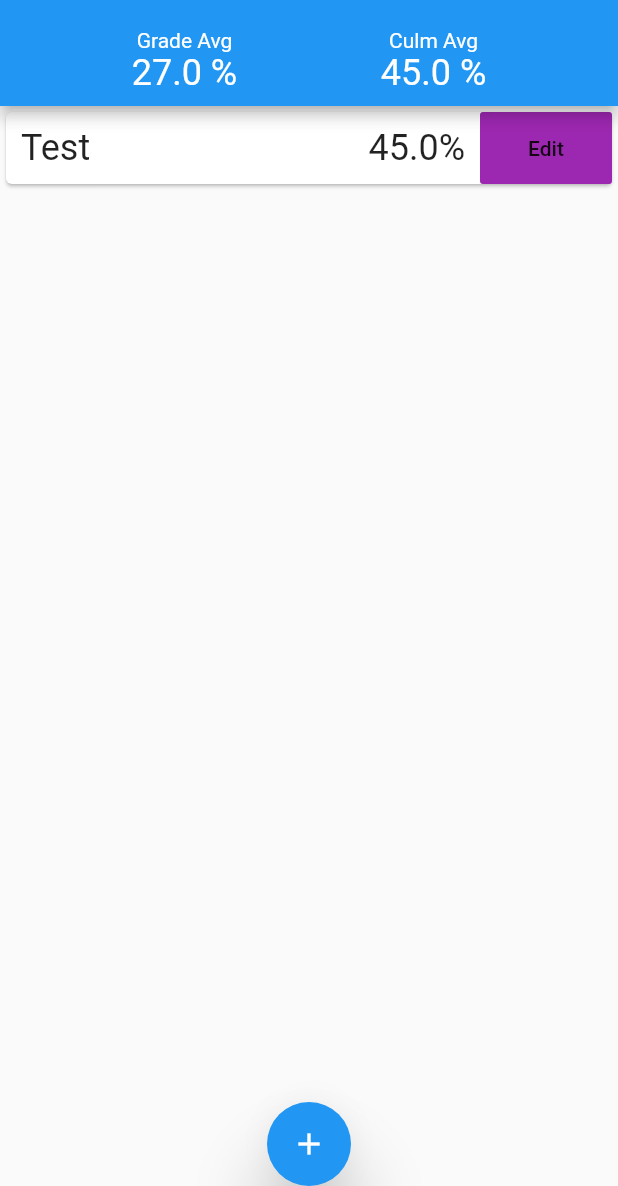
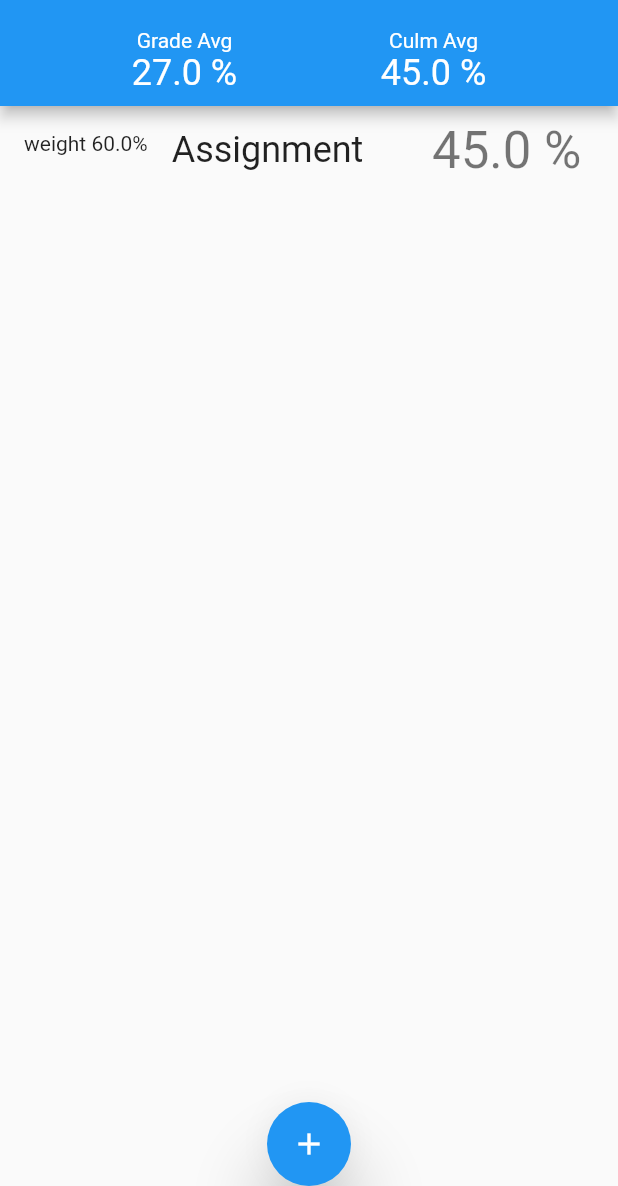
Before and after one commit to isaiahb/MarkCalculator, a Flutter app: the screen it shows after launch, after a tap on the "add" icon, on a phone screen of 412 x 824 dp, the part 50-1236 px from its top. Run offline on Flutter 3.47's test engine with Material 2 defaults, Android fonts, the phone set to English and light mode, and no system bars.

Commit message:
New Design

```diff
--- a/lib/assignmentList.dart
+++ b/lib/assignmentList.dart
@@ -12,14 +12,12 @@ class AssignmentList extends StatefulWidget {
 
 class _AssignmentListState extends State<AssignmentList> {
 
-
   @override
   Widget build(BuildContext context) {
     return Container(
-      child: new ListView.builder
-        (
+      child: new ListView.builder(
           itemCount: widget.course.gradables.length,
-          itemBuilder: (BuildContext ctxt, int index) {
+          itemBuilder: (BuildContext context, int index) {
             return new AssignmentWidget(gradable: widget.course.gradables[index]);
           }
       ),
@@ -29,111 +27,97 @@ class _AssignmentListState extends State<AssignmentList> {
 
 class AssignmentWidget extends StatefulWidget {
   final Gradable gradable;
-  bool editing = false;
-
   AssignmentWidget({this.gradable});
-
   @override
-  _AssingmentState createState() => new _AssingmentState();
-
+  _AssignmentWidgetState createState() => new _AssignmentWidgetState();
 }
 
-class _AssingmentState extends State<AssignmentWidget> {
 
-  Widget _getEdit() {
-    if (!widget.editing)
-      return Container();
+class _AssignmentWidgetState extends State<AssignmentWidget> {
 
+  void _onEditPressed() => print("editting");
+  void _onDeletePressed() => print("deleting");
+
+  Widget _getTrailing() {
     return Container(
-      padding: EdgeInsets.only(left: 15.0, right: 15.0, top: 0.0),
+      child: Row(children: <Widget>[
+        RaisedButton(child: Text("Edit"), color: Colors.green, onPressed: _onEditPressed),
+        RaisedButton(child: Text("Delete"), color: Colors.red, onPressed: _onDeletePressed),
 
-      child: Card(
-        child:Column(
-          children: <Widget>[
-            Row(
-              children: <Widget>[
-                Container(
-                    padding: EdgeInsets.only(left: 10.0),
-                    child: Text("Mark",
-                    style: Theme.of(context).textTheme.headline
-                  )
-                ),
-              ],
-            ),
-            Row(
-              children: <Widget>[
-                Container(
-                    padding: EdgeInsets.only(left: 10.0),
-                    child: Text("Weight",
-                      style: Theme.of(context).textTheme.headline)
-                ),
-              ],
-            ),
-          ],
-        )
-      ),
+      ]),
     );
   }
 
-  Widget _getCard() {
-    return Card (
-      child: Row(
-//            crossAxisAlignment: CrossAxisAlignment.stretch,
-        children: <Widget>[
-          Container(
-            padding: EdgeInsets.only(left: 10.0),
-            child: Text(
-                widget.gradable.name,
-                style: Theme.of(context).textTheme.headline
+  void _resetDate(){}
+  void _delete(){}
+  final renameController = TextEditingController(text:"");
 
+  void _rename() {
+    print(renameController.text);
+  }
+
+  void _showRenameDialog(BuildContext context) {
+    showDialog(
+        context: context,
+        builder: (BuildContext context) {
+          return AlertDialog(
+            title: Text("Rename - text"),
+            content: TextField(
+              controller: renameController,
             ),
-          ),
-          Spacer(),
 
-          Container(
-              padding: EdgeInsets.only(right: 10.0),
-              child: Text(widget.gradable.grade.toString()+"%", style: Theme.of(context).textTheme.headline)
-          ),
+            actions: <Widget>[
+              new FlatButton(
+                  child: Text("Confirm", style: TextStyle(color:Colors.green)),
+                  onPressed: (){
+                    _rename();
+                  }
+              ),
 
-//            Spacer(),
-          Column (
-            mainAxisAlignment: MainAxisAlignment.end,
-            children:<Widget>[
-              IntrinsicHeight(
-                child: FlatButton(
-                  child: Text("Edit"),
-                  onPressed: (){setState(() {
-                    widget.editing = !widget.editing;
-                  });},
-                  color: Colors.purple,
-                ),
+              FlatButton(
+                color: Colors.red,
+                child: Text("Cancel", style: TextStyle(color:Colors.white)),
+                onPressed: (){print("cancel");},
               )
             ],
-          )
-
-        ],
-      ),
+          );
+        }
     );
   }
 
   @override
   Widget build(BuildContext context) {
-    return Container(
-//      color: Colors.white,
-      padding: EdgeInsets.only(bottom: 0.0, top: 0.0),
-      child: Column(
-        children: <Widget>[
-          _getCard(),
-          _getEdit()
-        ],
-      )
+    return new ExpansionTile(
+      title: Text("Assignment", textScaleFactor: 1.5,),
+      leading: Text("weight " + (widget.gradable.weight * 100).truncateToDouble().toString() + "%"),
+      trailing: Text(widget.gradable.grade.truncateToDouble().toString() + " % ", style: Theme.of(context).textTheme.display1),
+
+      children: <Widget>[
+        Container(
+          padding: EdgeInsets.symmetric(horizontal: 15.0),
+          child: Row(
+            mainAxisAlignment: MainAxisAlignment.spaceAround,
+            children: <Widget>[
+              Expanded(flex:4, child: RaisedButton(
+                  child:Text("Rename", style:TextStyle(color:Colors.white)),
+                  color: Colors.green,
+                  onPressed: ()=> _showRenameDialog(context)
+              )),
+
+              Spacer(),
+              Expanded(flex:4, child: RaisedButton(
+                  child:Text("Delete", style:TextStyle(color:Colors.white)),
+                  color: Colors.red,
+                  onPressed: _onDeletePressed)
+              ),
+
+            ],
+          ),
+        )
+      ],
+//      leading: RaisedButton(child:Text("Edit"), onPressed: _onEditPressed),
+//      trailing: RaisedButton(child:Text("Delete"), onPressed: _onDeletePressed)
     );
   }
-  /*
-  Text(widget.gradable.grade.toString()+"%"),
-              FlatButton(child: Text("Edit"))
-
-
-   */
 
 }
```
